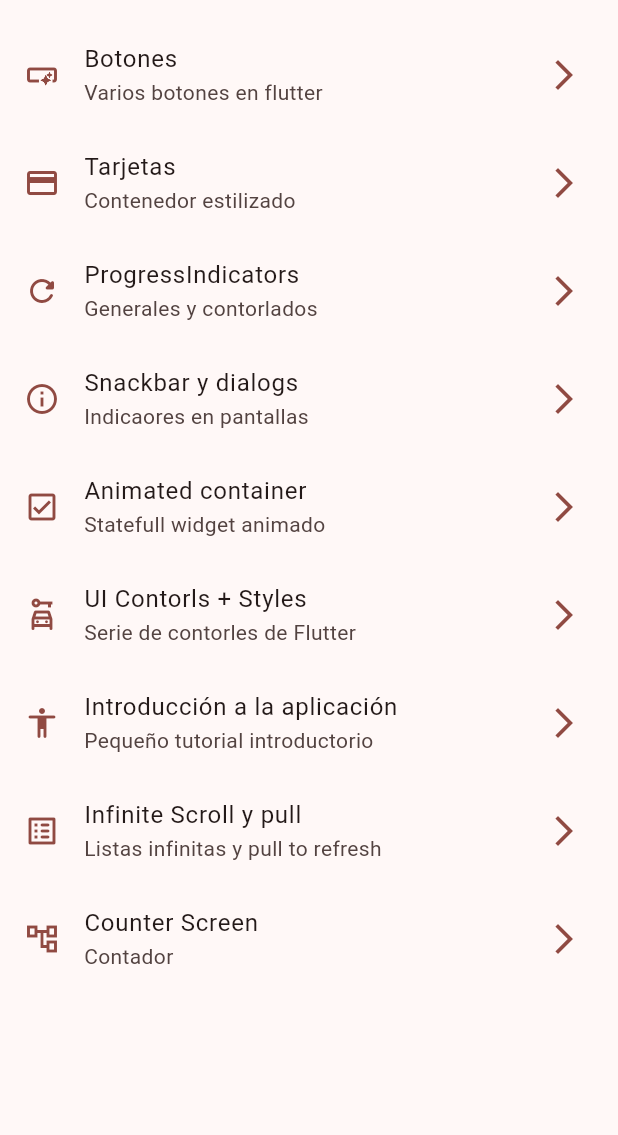
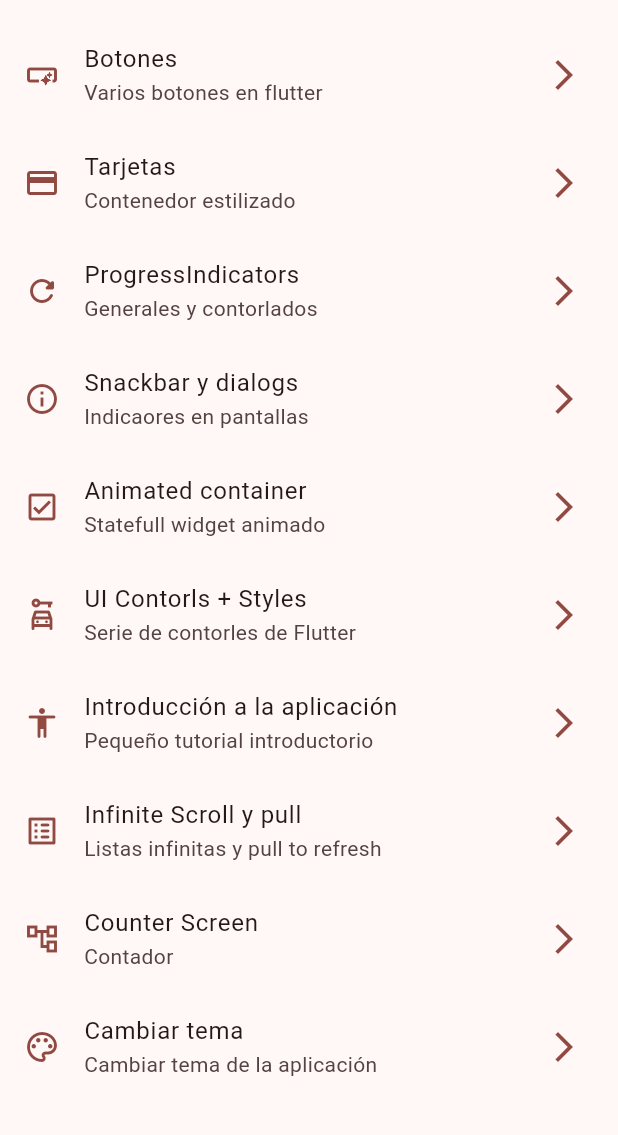
Before and after one commit to dalfonsop/flutter_4_app, a Flutter app: the screen it shows after launch, on a phone screen of 412 x 824 dp, the part 63-1198 px from its top. Run offline on Flutter 3.47's test engine with Material 3 defaults, Android fonts, the phone set to English and light mode, and no system bars; our stand-ins replace animate_do, flutter_riverpod, go_router.

Commit message:
Theme provider - with errors

```diff
--- a/widgets_app/lib/config/menu/menu_items.dart
+++ b/widgets_app/lib/config/menu/menu_items.dart
@@ -57,16 +57,22 @@ const appMenuItems = <MenuItem>[
     link: '/tutorial',
     icon: Icons.accessibility_rounded,
   ),
-    MenuItem(
+  MenuItem(
     title: 'Infinite Scroll y pull',
     subtitle: 'Listas infinitas y pull to refresh',
     link: '/infinite',
     icon: Icons.list_alt_rounded,
   ),
-      MenuItem(
+  MenuItem(
     title: 'Counter Screen',
     subtitle: 'Contador',
     link: '/counter',
     icon: Icons.account_tree_outlined,
   ),
+  MenuItem(
+    title: 'Cambiar tema',
+    subtitle: 'Cambiar tema de la aplicación',
+    link: '/theme-changer',
+    icon: Icons.color_lens_outlined,
+  ),
 ];
--- a/widgets_app/lib/config/router/app_router.dart
+++ b/widgets_app/lib/config/router/app_router.dart
@@ -8,6 +8,7 @@ import 'package:widgets_app/presentation/screens/home/home_screen.dart';
 import 'package:widgets_app/presentation/screens/infinite_scroll/infinite_scroll_screen.dart';
 import 'package:widgets_app/presentation/screens/progress/progress_screen.dart';
 import 'package:widgets_app/presentation/screens/snackbar/snackbar_screen.dart';
+import 'package:widgets_app/presentation/screens/theme_changer/theme_changer_screen.dart';
 import 'package:widgets_app/presentation/screens/ui_controls/ui_controls_screen.dart';
 
 final appRouter = GoRouter(
@@ -63,5 +64,10 @@ final appRouter = GoRouter(
       name: CounterScreen.name,
       builder: (context, state) => CounterScreen(),
     ),
+        GoRoute(
+      path: '/theme-changer',
+      name: ThemeChangerScreen.name,
+      builder: (context, state) => ThemeChangerScreen(),
+    ),
   ],
 );
--- a/widgets_app/lib/presentation/providers/theme_provider.dart
+++ b/widgets_app/lib/presentation/providers/theme_provider.dart
@@ -1,3 +1,7 @@
+import 'package:flutter_riverpod/flutter_riverpod.dart';
 import 'package:flutter_riverpod/legacy.dart';
+import 'package:widgets_app/config/theme/app_theme.dart';
 
 final isDarkModeProvider = StateProvider((ref) => false);
+
+final colorListProvider = Provider((ref) => colorList);
```
Also changed, not shown: widgets_app/lib/presentation/screens/theme_changer/theme_changer_screen.dart (added, +57 -0 lines).
